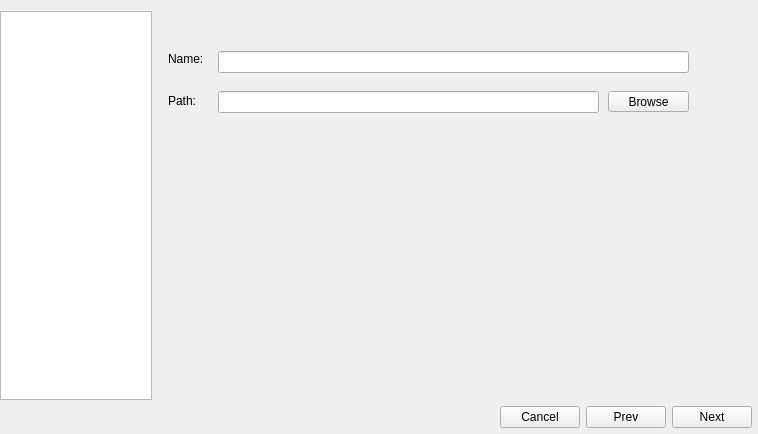
MaxDavidenko/University, file C++/lab3InterfaceStub/newproject.ui: the form before one commit.
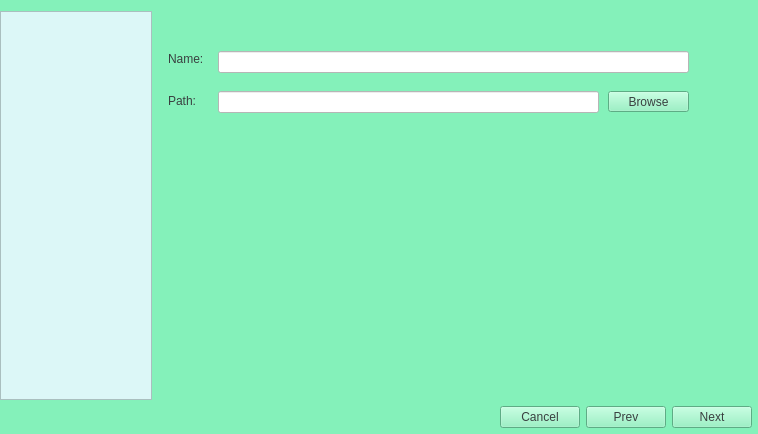
The form after the commit. Custom widgets are drawn as their Qt base class.

Patch:
```diff
--- a/C++/lab3InterfaceStub/newproject.ui
+++ b/C++/lab3InterfaceStub/newproject.ui
@@ -13,6 +13,17 @@
   <property name="windowTitle">
    <string>Form</string>
   </property>
+  <property name="styleSheet">
+   <string notr="true">QWidget
+{
+background-color: #84f1ba;
+color:  #394040;
+}
+QLineEdit
+{
+background-color: #ffffff;
+}</string>
+  </property>
   <layout class="QVBoxLayout" name="verticalLayout">
    <property name="leftMargin">
     <number>0</number>
@@ -51,6 +62,13 @@
        <property name="layoutDirection">
         <enum>Qt::LeftToRight</enum>
        </property>
+       <property name="styleSheet">
+        <string notr="true">QListWidget
+{
+background-color: #dcf7f7;
+color:#394040;
+}</string>
+       </property>
        <property name="frameShape">
         <enum>QFrame::StyledPanel</enum>
        </property>
@@ -88,6 +106,13 @@
          <height>384</height>
         </size>
        </property>
+       <property name="styleSheet">
+        <string notr="true">QWidget
+{
+background-color: #84f1ba;
+color:  #394040;
+}</string>
+       </property>
        <property name="currentIndex">
         <number>0</number>
        </property>
@@ -114,6 +139,9 @@
            <height>22</height>
           </rect>
          </property>
+         <property name="styleSheet">
+          <string notr="true">background-color: #ffffff;</string>
+         </property>
         </widget>
         <widget class="QPushButton" name="pushBrowsePathButton">
          <property name="geometry">
@@ -150,6 +178,9 @@
            <height>22</height>
           </rect>
          </property>
+         <property name="styleSheet">
+          <string notr="true">background-color: #ffffff;</string>
+         </property>
         </widget>
        </widget>
        <widget class="QWidget" name="page">
```
Left out of the diff: 9 changed lines with no effect on the pictures.
